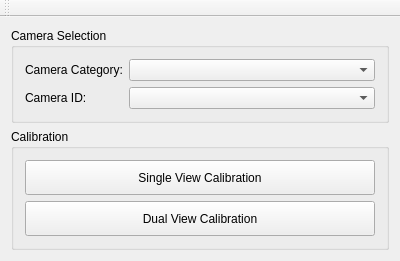
First picture: the form in CalibrationApplication/MainNavigationWindow.ui, repository ArthurRyan0803/CameraApplication, before the edit.
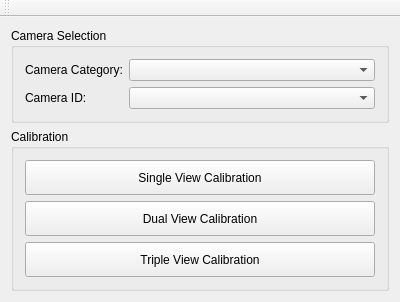
Second picture: the form after the edit.

The edit to the form file:
```diff
--- a/CalibrationApplication/MainNavigationWindow.ui
+++ b/CalibrationApplication/MainNavigationWindow.ui
@@ -7,7 +7,7 @@
     <x>0</x>
     <y>0</y>
     <width>400</width>
-    <height>228</height>
+    <height>269</height>
    </rect>
   </property>
   <property name="sizePolicy">
@@ -106,6 +106,25 @@
          </property>
         </widget>
        </item>
+       <item>
+        <widget class="QPushButton" name="btnTripleViewCalib">
+         <property name="minimumSize">
+          <size>
+           <width>0</width>
+           <height>35</height>
+          </size>
+         </property>
+         <property name="maximumSize">
+          <size>
+           <width>16777215</width>
+           <height>35</height>
+          </size>
+         </property>
+         <property name="text">
+          <string>Triple View Calibration</string>
+         </property>
+        </widget>
+       </item>
       </layout>
      </widget>
     </item>
```
